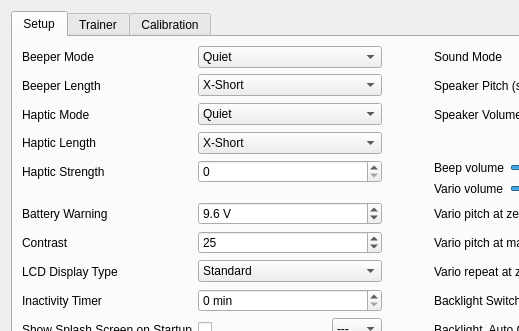
Old version of the form companion/src/generaledit.ui in the repository opentx/opentx; both pictures show x 0 to 519 and y 0 to 331 of the 818 by 912 pixel window.
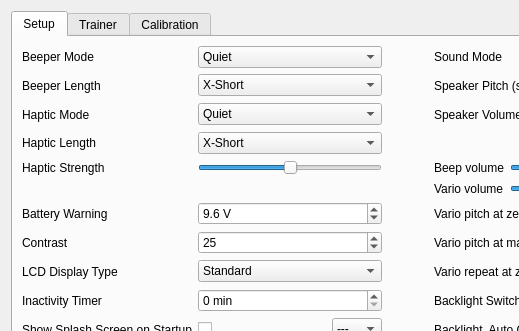
New version of the form.

Commit message: Haptic strength will be selectable with a slider, with a default position at center

Patch:
```diff
--- a/companion/src/generaledit.ui
+++ b/companion/src/generaledit.ui
@@ -113,6 +113,22 @@
        <string>Setup</string>
       </attribute>
       <layout class="QGridLayout" name="gridLayout" columnstretch="1,0,0,0,0">
+       <item row="4" column="1">
+        <widget class="QSlider" name="hapticStrength">
+         <property name="minimum">
+          <number>-2</number>
+         </property>
+         <property name="maximum">
+          <number>2</number>
+         </property>
+         <property name="pageStep">
+          <number>1</number>
+         </property>
+         <property name="orientation">
+          <enum>Qt::Horizontal</enum>
+         </property>
+        </widget>
+       </item>
        <item row="3" column="1">
         <widget class="QComboBox" name="hapticLengthCB">
          <item>
@@ -1723,19 +1739,6 @@
          </property>
         </widget>
        </item>
-       <item row="4" column="1">
-        <widget class="QSpinBox" name="hapticStrengthSB">
-         <property name="sizePolicy">
-          <sizepolicy hsizetype="Preferred" vsizetype="Fixed">
-           <horstretch>0</horstretch>
-           <verstretch>0</verstretch>
-          </sizepolicy>
-         </property>
-         <property name="maximum">
-          <number>5</number>
-         </property>
-        </widget>
-       </item>
        <item row="12" column="1">
         <layout class="QHBoxLayout" name="horizontalLayout">
          <item>
```
Left out of the diff: 118 changed lines with no effect on the pictures. The commit also changes 11 other files.
